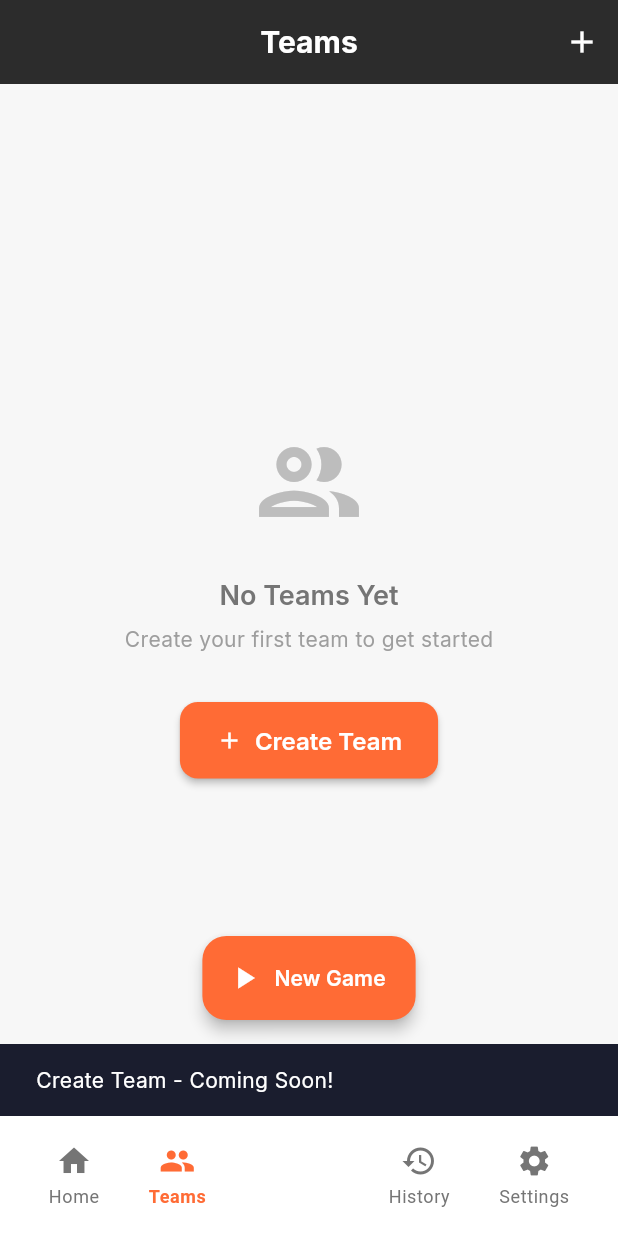
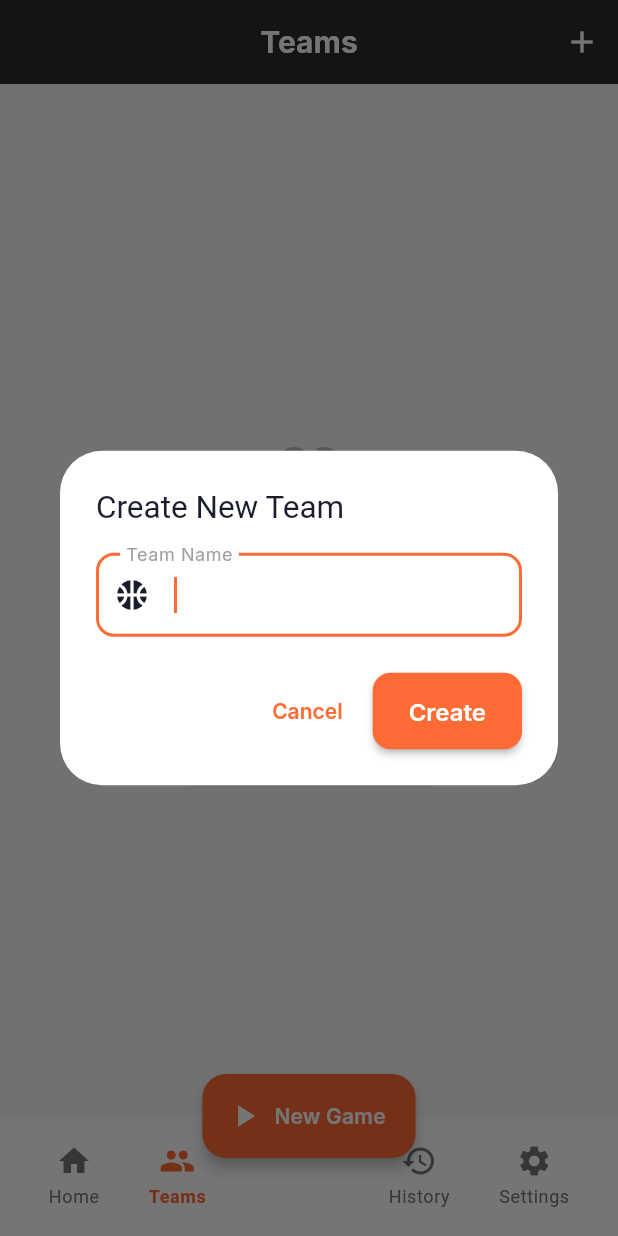
Before and after one commit to mbanixox/hooply, a Flutter app: the screen it shows after launch, item 2 of the bottom bar chosen, after a tap on "Create Team", on a phone screen of 412 x 824 dp. Run offline on Flutter 3.47's test engine with Material 3 defaults, Android fonts, the light colour scheme and no system bars; our stand-ins replace drift, flutter_riverpod, go_router, google_fonts, riverpod_annotation, shared_preferences; accounts and stored records are empty; generated files the repository leaves out were written again.

Commit message:
Implement CRUD operations for teams
-Enabled creating, editing, and deleting teams in the team list screen

```diff
--- a/lib/features/home/presentation/screens/team_list_screen.dart
+++ /dev/null
@@ -1,76 +0,0 @@
-import 'package:flutter/material.dart';
-import 'package:hooply/shared/widgets/bottom_nav_scaffold.dart';
-
-class TeamListScreen extends StatelessWidget {
-  const TeamListScreen({super.key});
-
-  @override
-  Widget build(BuildContext context) {
-    return BottomNavScaffold(
-      currentIndex: 1,
-      appBar: AppBar(
-        title: const Text("Teams"),
-        actions: [
-          IconButton(
-            icon: const Icon(Icons.add),
-            onPressed: () {
-              ScaffoldMessenger.of(context).showSnackBar(
-                const SnackBar(content: Text("Create Team - Coming Soon!")),
-              );
-            },
-          ),
-        ],
-      ),
-      body: SafeArea(
-        child: Padding(
-          padding: const EdgeInsets.all(20.0),
-          child: Column(
-            children: [
-              // Currently a placeholder for no teams
-              Expanded(
-                child: Center(
-                  child: Column(
-                    mainAxisAlignment: MainAxisAlignment.center,
-                    children: [
-                      Icon(
-                        Icons.group_outlined,
-                        size: 80,
-                        color: Colors.grey[400],
-                      ),
-                      const SizedBox(height: 24),
-                      Text(
-                        "No Teams Yet",
-                        style: Theme.of(context).textTheme.titleLarge?.copyWith(
-                          color: Colors.grey[600],
-                        ),
-                      ),
-                      const SizedBox(height: 8),
-                      Text(
-                        "Create your first team to get started",
-                        style: Theme.of(context).textTheme.bodyMedium?.copyWith(
-                          color: Colors.grey[500],
-                        ),
-                      ),
-                      const SizedBox(height: 32),
-                      ElevatedButton.icon(
-                        onPressed: () {
-                          ScaffoldMessenger.of(context).showSnackBar(
-                            const SnackBar(
-                              content: Text("Create Team - Coming Soon!"),
-                            ),
-                          );
-                        },
-                        icon: const Icon(Icons.add),
-                        label: const Text("Create Team"),
-                      ),
-                    ],
-                  ),
-                ),
-              ),
-            ],
-          ),
-        ),
-      ),
-    );
-  }
-}
--- /dev/null
+++ b/lib/features/team/presentation/screens/team_list_screen.dart
@@ -0,0 +1,109 @@
+import 'package:flutter/material.dart';
+import 'package:flutter_riverpod/flutter_riverpod.dart';
+import 'package:hooply/features/team/presentation/providers/team_provider.dart';
+import 'package:hooply/features/team/presentation/widgets/create_team_dialog.dart';
+import 'package:hooply/features/team/presentation/widgets/team_card.dart';
+import 'package:hooply/shared/widgets/bottom_nav_scaffold.dart';
+
+class TeamListScreen extends ConsumerWidget {
+  const TeamListScreen({super.key});
+
+  @override
+  Widget build(BuildContext context, WidgetRef ref) {
+    final teamsAsync = ref.watch(teamsWithPlayerCountProvider);
+
+    return BottomNavScaffold(
+      currentIndex: 1,
+      appBar: AppBar(
+        title: const Text("Teams"),
+        actions: [
+          IconButton(
+            icon: const Icon(Icons.add),
+            onPressed: () {
+              showDialog(
+                context: context,
+                builder: (context) => const CreateTeamDialog(),
+              );
+            },
+          ),
+        ],
+      ),
+      body: SafeArea(
+        child: teamsAsync.when(
+          data: (teams) {
+            if (teams.isEmpty) {
+              return _buildEmptyState(context);
+            }
+
+            return ListView.builder(
+              padding: const EdgeInsets.all(16.0),
+              itemCount: teams.length,
+              itemBuilder: (context, index) {
+                final teamData = teams[index];
+                return TeamCard(
+                  team: teamData.team,
+                  playerCount: teamData.playerCount,
+                );
+              },
+            );
+          },
+          loading: () => const Center(child: CircularProgressIndicator()),
+          error: (error, stack) => Center(
+            child: Column(
+              mainAxisAlignment: MainAxisAlignment.center,
+              children: [
+                const Icon(Icons.error_outline, size: 48.0, color: Colors.red),
+                const SizedBox(height: 16.0),
+                Text("Error loading teams: $error"),
+                const SizedBox(height: 16.0),
+                ElevatedButton(
+                  onPressed: () => ref.invalidate(teamsWithPlayerCountProvider),
+                  child: const Text("Retry"),
+                ),
+              ],
+            ),
+          ),
+        ),
+      ),
+    );
+  }
+}
+
+Widget _buildEmptyState(BuildContext context) {
+  return Center(
+    child: Padding(
+      padding: const EdgeInsets.all(32.0),
+      child: Column(
+        mainAxisAlignment: MainAxisAlignment.center,
+        children: [
+          Icon(Icons.group_outlined, size: 80, color: Colors.grey[400]),
+          const SizedBox(height: 24),
+          Text(
+            "No Teams Yet",
+            style: Theme.of(
+              context,
+            ).textTheme.titleLarge?.copyWith(color: Colors.grey[600]),
+          ),
+          const SizedBox(height: 8),
+          Text(
+            "Create your first team to get started",
+            style: Theme.of(
+              context,
+            ).textTheme.bodyMedium?.copyWith(color: Colors.grey[500]),
+          ),
+          const SizedBox(height: 32),
+          ElevatedButton.icon(
+            onPressed: () {
+              showDialog(
+                context: context,
+                builder: (context) => const CreateTeamDialog(),
+              );
+            },
+            icon: const Icon(Icons.add),
+            label: const Text("Create Team"),
+          ),
+        ],
+      ),
+    ),
+  );
+}
--- /dev/null
+++ b/lib/features/team/presentation/widgets/create_team_dialog.dart
@@ -0,0 +1,108 @@
+import 'package:flutter/material.dart';
+import 'package:flutter_riverpod/flutter_riverpod.dart';
+import 'package:hooply/features/team/data/team_repository.dart';
+import 'package:hooply/features/team/presentation/providers/team_provider.dart';
+
+class CreateTeamDialog extends ConsumerStatefulWidget {
+  const CreateTeamDialog({super.key});
+
+  @override
+  ConsumerState<CreateTeamDialog> createState() => _CreateTeamDialogState();
+}
+
+class _CreateTeamDialogState extends ConsumerState<CreateTeamDialog> {
+  final _formKey = GlobalKey<FormState>();
+  final TextEditingController _nameController = TextEditingController();
+  bool _isLoading = false;
+
+  @override
+  void dispose() {
+    _nameController.dispose();
+    super.dispose();
+  }
+
+  Future<void> _createTeam() async {
+    if (!_formKey.currentState!.validate()) return;
+
+    setState(() {
+      _isLoading = true;
+    });
+
+    try {
+      final teamName = _nameController.text.trim();
+      await ref.read(teamRepositoryProvider).createTeam(teamName);
+
+      // Refresh the team list
+      ref.invalidate(teamsWithPlayerCountProvider);
+
+      if (mounted) {
+        Navigator.pop(context);
+        ScaffoldMessenger.of(context).showSnackBar(
+          SnackBar(content: Text("Team '$teamName' created successfully!")),
+        );
+      }
+    } catch (e) {
+      if (mounted) {
+        ScaffoldMessenger.of(
+          context,
+        ).showSnackBar(SnackBar(content: Text("Error creating team: $e")));
+      }
+    } finally {
+      if (mounted) {
+        setState(() {
+          _isLoading = false;
+        });
+      }
+    }
+  }
+
+  @override
+  Widget build(BuildContext context) {
+    return AlertDialog(
+      title: const Text("Create New Team", style: TextStyle(fontSize: 21.0)),
+      content: SizedBox(
+        width: MediaQuery.of(context).size.width * 0.8,
+        child: Form(
+          key: _formKey,
+          child: Column(
+            mainAxisSize: MainAxisSize.min,
+            children: [
+              TextFormField(
+                controller: _nameController,
+                autofocus: true,
+                decoration: const InputDecoration(
+                  labelText: "Team Name",
+                  prefixIcon: Icon(Icons.sports_basketball),
+                ),
+                textCapitalization: TextCapitalization.words,
+                validator: (value) {
+                  if (value == null || value.trim().isEmpty) {
+                    return "Please enter a team name";
+                  }
+                  return null;
+                },
+                onFieldSubmitted: (_) => _createTeam(),
+              ),
+            ],
+          ),
+        ),
+      ),
+      actions: [
+        TextButton(
+          onPressed: _isLoading ? null : () => Navigator.pop(context),
+          child: const Text("Cancel"),
+        ),
+        ElevatedButton(
+          onPressed: _isLoading ? null : _createTeam,
+          child: _isLoading
+              ? const SizedBox(
+                  width: 20,
+                  height: 20,
+                  child: CircularProgressIndicator(strokeWidth: 2),
+                )
+              : const Text("Create"),
+        ),
+      ],
+    );
+  }
+}
--- a/lib/routes/app_router.dart
+++ b/lib/routes/app_router.dart
@@ -3,7 +3,7 @@ import 'package:go_router/go_router.dart';
 import 'package:hooply/features/home/presentation/screens/history_screen.dart';
 import 'package:hooply/features/home/presentation/screens/home_screen.dart';
 import 'package:hooply/features/home/presentation/screens/settings_screen.dart';
-import 'package:hooply/features/home/presentation/screens/team_list_screen.dart';
+import 'package:hooply/features/team/presentation/screens/team_list_screen.dart';
 import 'package:hooply/routes/route_names.dart';
 
 final routerProvider = Provider<GoRouter>((ref) {
```
Also changed, not shown: lib/features/team/presentation/widgets/edit_team_dialog.dart (added, +119 -0 lines), lib/features/team/presentation/widgets/team_card.dart (added, +151 -0 lines).
